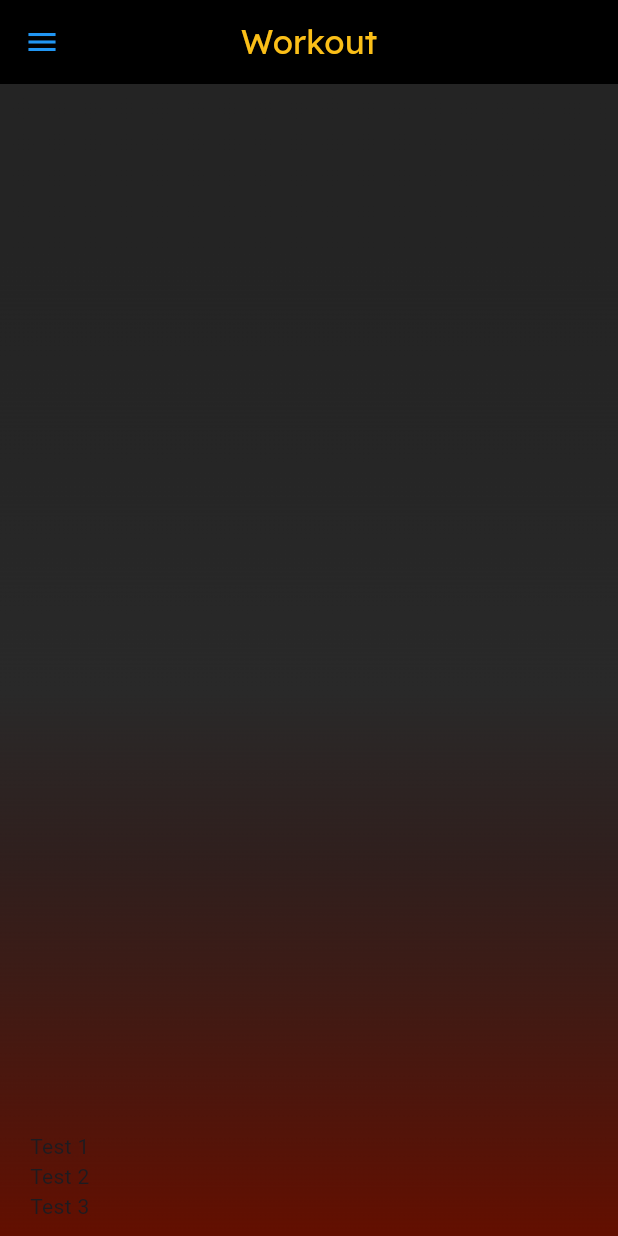
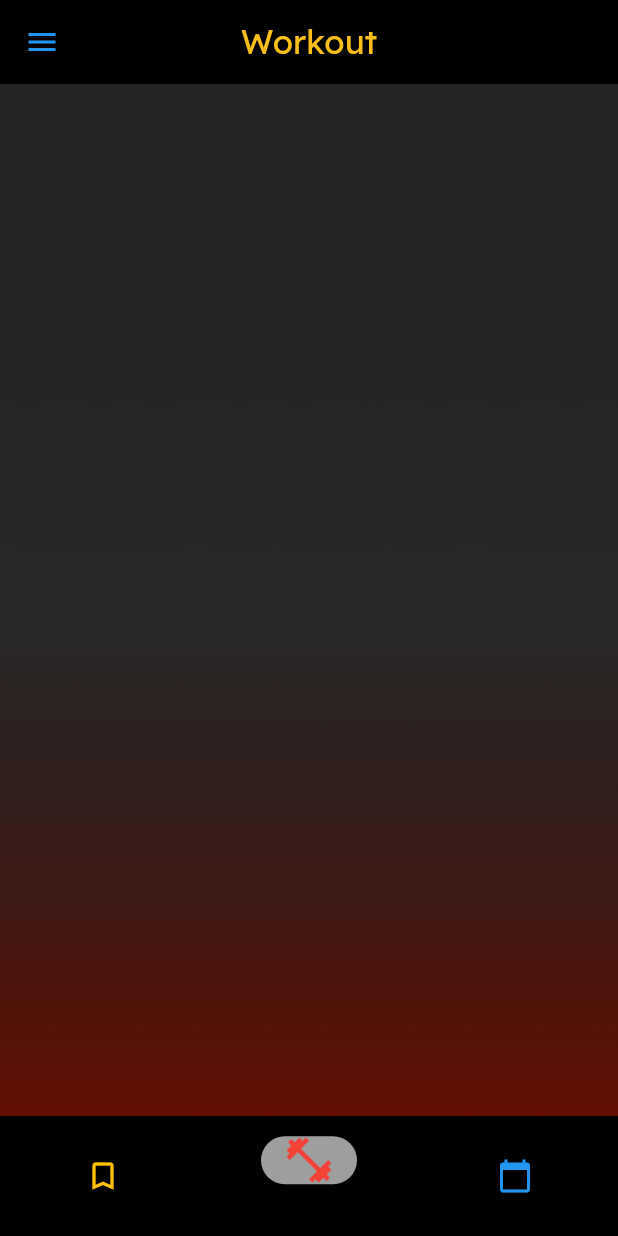
Before and after one commit to NumaanQureshi/Journey, a Flutter app: the Workout screen opened directly, on a phone screen of 412 x 824 dp. Run offline on Flutter 3.47's test engine with Material 3 defaults, Android fonts, the light colour scheme and no system bars; our stand-ins replace google_fonts, video_player.

Commit message:
fix: layed out features of workout screen

```diff
--- a/lib/screens/workout_screen.dart
+++ b/lib/screens/workout_screen.dart
@@ -2,16 +2,16 @@ import 'package:flutter/material.dart';
 import 'package:google_fonts/google_fonts.dart';
 import 'side_menu.dart';
 import 'dart:core';
-// import 'dart:async';
 
-class Workout extends StatelessWidget {
+class Workout extends StatefulWidget {
   const Workout({super.key});
 
-  // void _notImplemented(BuildContext context) {
-  //   ScaffoldMessenger.of(context).showSnackBar(
-  //     const SnackBar(content: Text('Not Implemented')),
-  //   );
-  // }
+  @override
+  State<Workout> createState() => _WorkoutState();
+}
+
+class _WorkoutState extends State<Workout> {
+  int _selectedIndex = 1;
 
   @override
   Widget build(BuildContext context) {
@@ -38,37 +38,58 @@ class Workout extends StatelessWidget {
               fit: BoxFit.cover,
             ),
           ),
-          Positioned(
-            left: 20,
-            bottom: 10,
-            child: Center(
-              child: Column(
-                children: [
-                  Text('Test 1'),
-                  Text('Test 2'),
-                  Text('Test 3'),
-                ],
-              )
-            )
-          )
         ],
+      ),
+      bottomNavigationBar: NavigationBarTheme(
+        data: NavigationBarThemeData(
+          indicatorColor: Colors.grey,
+          labelTextStyle: WidgetStateProperty.all(
+            const TextStyle(color: Colors.white, fontSize: 12),
+          ),
+        ),
+        child: NavigationBar(
+          selectedIndex: _selectedIndex,
+          backgroundColor: Colors.black,
+          labelBehavior: NavigationDestinationLabelBehavior.onlyShowSelected,
+          onDestinationSelected: (int index) {
+            setState(() {
+              _selectedIndex = index;
+            });
+          },
+          destinations: const <Widget>[
+            NavigationDestination(
+              icon: Icon(
+                Icons.bookmark_border,
+                color: Colors.amber,
+              ),
+              selectedIcon: Icon(
+                Icons.bookmark,
+                color: Colors.amber,
+              ),
+              label: 'Plans'
+            ),
+            NavigationDestination(
+              icon: Icon(
+                Icons.fitness_center,
+                color: Colors.red,
+                size: 36,
+              ),
+              label: '',
+            ),
+            NavigationDestination(
+              selectedIcon: Icon(
+                Icons.calendar_month,
+                color: Colors.blue
+              ),
+              icon: Icon(
+                Icons.calendar_today,
+                color: Colors.blue
+              ),
+              label: 'Logs',
+            ),
+          ],
+        ),
       ),
     );
   }
 }
-//   Widget _buildCircularIconButton(BuildContext context, {required IconData icon, required String tooltip, required VoidCallback onPressed, required Color color}) {
-//     return Container(
-//       decoration: BoxDecoration(
-//         color: color,
-//         shape: BoxShape.circle,
-//       ),
-//       child: IconButton(
-//         icon: Icon(icon),
-//         iconSize: 48,
-//         color: Colors.white,
-//         onPressed: onPressed,
-//         tooltip: tooltip,
-//       ),
-//     );
-//   }
-// }
```
